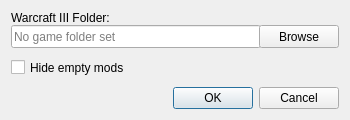
Before: the Qt Designer form settings.ui in EzraZebra/WC3ModManager, drawn with Qt 5.
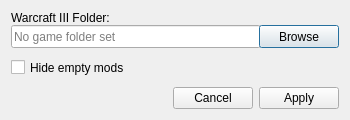
After: the same form once the commit is applied.

Diff of the .ui file:
```diff
--- a/settings.ui
+++ b/settings.ui
@@ -143,7 +143,7 @@
       <enum>Qt::Horizontal</enum>
      </property>
      <property name="standardButtons">
-      <set>QDialogButtonBox::Cancel|QDialogButtonBox::Ok</set>
+      <set>QDialogButtonBox::Apply|QDialogButtonBox::Cancel</set>
      </property>
     </widget>
    </item>
```
